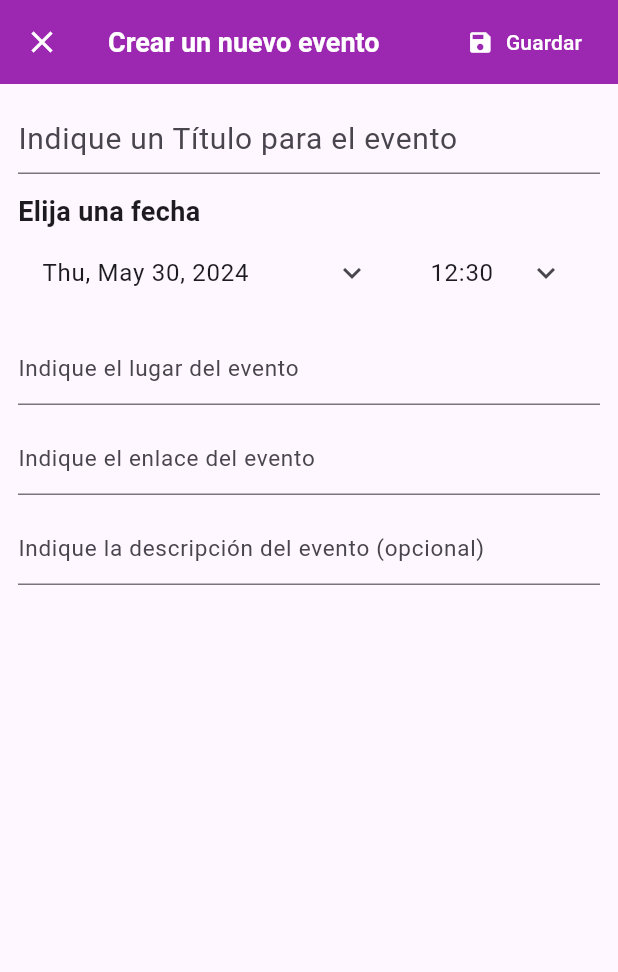
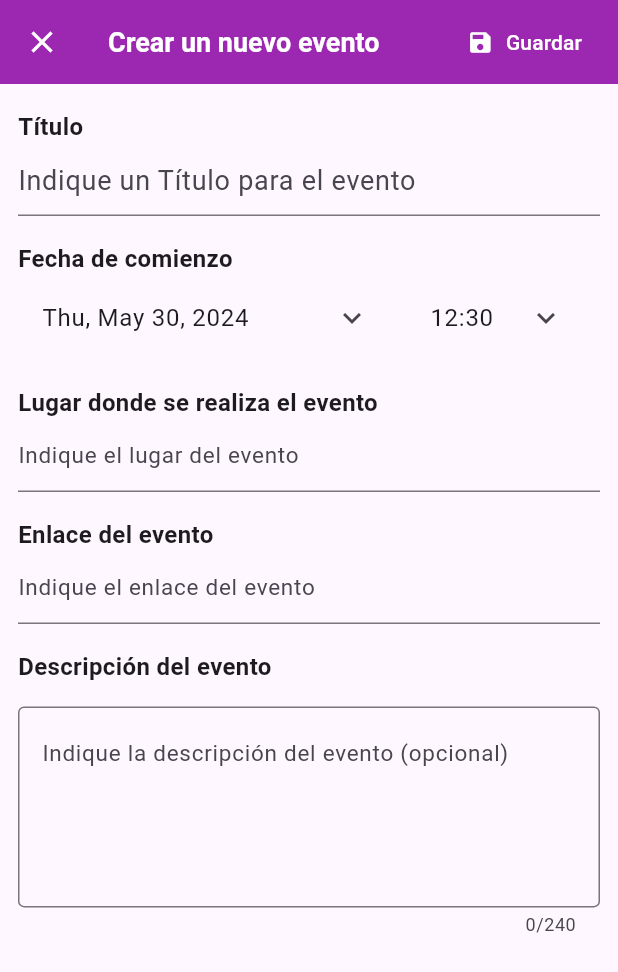
Before and after one commit to TheCarlitosYT/inforas, a Flutter app: the EventEditingPage screen opened by its route, on a phone screen of 412 x 824 dp. Shown: the top 972 px of the screen. Run offline on Flutter 3.47's test engine with Material 3 defaults, Android fonts, the phone set to English and light mode, and no system bars; our stand-ins replace flutter_secure_storage, form_field_validator, get, syncfusion_flutter_calendar, table_calendar; accounts and stored records are empty.

Commit message:
Cambios en la caja de la descripción. Enlace ahora permite nulos.

```diff
--- a/lib/models/evento.dart
+++ b/lib/models/evento.dart
@@ -5,7 +5,7 @@ class Evento {
     String titulo;
     String tipoEvento;
     String? descripcion;
-    String enlace;
+    String? enlace;
     DateTime fecha;
     String lugar;
 
@@ -14,7 +14,7 @@ class Evento {
         required this.titulo,
         required this.tipoEvento,
         this.descripcion,
-        required this.enlace,
+        this.enlace,
         required this.fecha,
         required this.lugar,
     });
--- a/lib/screens/event_editing_page.dart
+++ b/lib/screens/event_editing_page.dart
@@ -41,7 +41,7 @@ class _EventEditingPageState extends State<EventEditingPage> {
       final event = widget.evento!;
       titleController.text = event.titulo;
       lugarController.text = event.lugar;
-      enlaceController.text = event.enlace;
+      enlaceController.text = event.enlace ?? "";
       // tipoController = TextEditingValue(text: event.tipoEvento);
       fechaHoraEvento = event.fecha;
       descripcionController.text = event.descripcion ?? '';
@@ -59,8 +59,9 @@ class _EventEditingPageState extends State<EventEditingPage> {
         appBar: AppBar(
           leading: CloseButton(),
           iconTheme: IconThemeData(
-    color: const Color.fromARGB(255, 255, 255, 255), //change your color here
-  ),
+            color: const Color.fromARGB(
+                255, 255, 255, 255), //change your color here
+          ),
           actions: buildEditingActions(),
           backgroundColor: Colors.purple,
           title: Text(
@@ -112,20 +113,25 @@ class _EventEditingPageState extends State<EventEditingPage> {
       ];
 
   //Controladores de texto
-  Widget buildTitle() => TextFormField(
-        style: TextStyle(fontSize: 21),
+  Widget buildTitle() => buildHeader(
+      header: 'Título',
+      child: TextFormField(
+        style: TextStyle(fontSize: 18),
         decoration: InputDecoration(
           border: UnderlineInputBorder(),
           hintText: 'Indique un Título para el evento',
-          hintStyle: TextStyle(fontSize: 20),
+          hintStyle: TextStyle(fontSize: 18),
         ),
         onFieldSubmitted: (_) {},
         validator: (value) =>
             value!.isEmpty ? 'Por favor, ingrese un título' : null,
         controller: titleController,
-      );
+      ));
 
-  Widget buildLugar() => TextFormField(
+
+  Widget buildLugar() => buildHeader(
+      header: 'Lugar donde se realiza el evento',
+      child: TextFormField(
         style: TextStyle(fontSize: 15),
         decoration: InputDecoration(
           border: UnderlineInputBorder(),
@@ -135,9 +141,11 @@ class _EventEditingPageState extends State<EventEditingPage> {
         onFieldSubmitted: (_) {},
         validator: (value) => value!.isEmpty ? value = "Sin lugar" : null,
         controller: lugarController,
-      );
+  ));
 
-  Widget buildEnlace() => TextFormField(
+  Widget buildEnlace() => buildHeader(
+      header: 'Enlace del evento',
+      child: TextFormField(
         style: TextStyle(fontSize: 15),
         decoration: InputDecoration(
           border: UnderlineInputBorder(),
@@ -145,26 +153,33 @@ class _EventEditingPageState extends State<EventEditingPage> {
           hintStyle: TextStyle(fontSize: 15),
         ),
         onFieldSubmitted: (_) {},
-        validator: (value) => value!.isEmpty ? value = "Sin enlace" : null,
         controller: enlaceController,
-      );
+  ));
 
-  Widget buildDescription() => SizedBox(
-        height: 100,
+  Widget buildDescription() => buildHeader(
+      header: 'Descripción del evento',
+      child: Container(
+        margin: EdgeInsets.only(top: 15),
+        height: 150,
         width: double.infinity,
         child: TextField(
+          textAlign: TextAlign.start,
+          textAlignVertical:
+              TextAlignVertical.top, // Alinea el texto desde la parte superior
           style: TextStyle(fontSize: 15),
           decoration: InputDecoration(
-            border: UnderlineInputBorder(),
+            border: OutlineInputBorder(),
             hintText: 'Indique la descripción del evento (opcional)',
             hintStyle: TextStyle(fontSize: 15),
           ),
+          expands: true,
+          maxLength: 240,
           maxLines: null, // Permite múltiples líneas
           keyboardType: TextInputType.multiline,
           controller: descripcionController,
           onSubmitted: (_) {},
         ),
-      );
+  ));
   // Widget buildTipoEvento() => DropdownButtonFormField(
   //   style: TextStyle(fontSize: 15),
   //   decoration: InputDecoration(
@@ -186,7 +201,7 @@ class _EventEditingPageState extends State<EventEditingPage> {
   Widget buildFrom() => buildHeader(
       //Nota: si quisieramos hacer el formato de fecha ("de" a "hasta" ("from" & "to")
       //Este ejemplo de abajo sería el from y el to sería duplicarlo y añadirle otro campo dateTime)
-      header: 'Elija una fecha',
+      header: 'Fecha de comienzo',
       child: Row(children: [
         Expanded(
           flex: 2,
@@ -267,9 +282,10 @@ class _EventEditingPageState extends State<EventEditingPage> {
       Column(
         crossAxisAlignment: CrossAxisAlignment.start,
         children: [
+          SizedBox(height: 5),
           Text(
             header,
-            style: TextStyle(fontWeight: FontWeight.bold, fontSize: 18),
+            style: TextStyle(fontWeight: FontWeight.bold, fontSize: 16),
           ),
           child,
         ],
@@ -285,9 +301,9 @@ class _EventEditingPageState extends State<EventEditingPage> {
           titulo: titleController.text,
           tipoEvento: "tipoEvento",
           descripcion: descripcionController.text.isNotEmpty
-          ? descripcionController.text
-          : null,
-          enlace: enlaceController.text,
+              ? descripcionController.text
+              : null,
+          enlace: enlaceController.text.isNotEmpty ? enlaceController.text : null,
           fecha: fechaHoraEvento,
           lugar: lugarController.text);
       //Pensando como hacerlo, ya que en el caso de eventos, tanto el enlace como el lugar pueden ser opcionales.
--- a/lib/screens/event_viewing_page.dart
+++ b/lib/screens/event_viewing_page.dart
@@ -124,7 +124,7 @@ class EventViewingPage extends StatelessWidget {
           ),
         ),
         Text(
-          evento.enlace,
+          evento.enlace != null ? evento.enlace! : "No se ha establecido ningún enlace referente a este evento",
           style: TextStyle(
             fontSize: 16,
           ),
```
